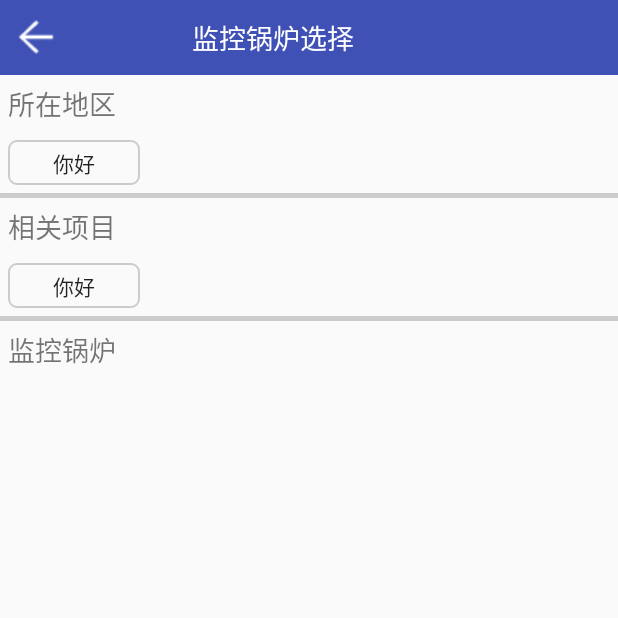
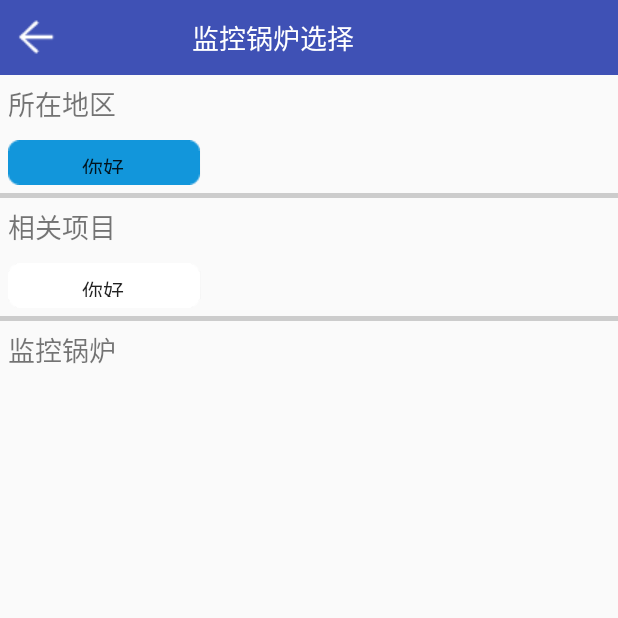
Before and after one commit to wangchaohu/IntelligentBoiler, an Android app: the SelectDemonstrateActivity screen opened directly, with no data from a screen before it, after a tap on "你好", on a phone screen of 412 x 824 dp, the top half of it. Run offline under Robolectric (Android 15) with nearby library versions, the phone set to English and light mode, and no system bars.

Commit message:
点击之后背景颜色改变

```diff
--- a/app/src/main/java/com/lapsen/intelligentboiler/presenter/SelectDemonstratePresenter.java
+++ b/app/src/main/java/com/lapsen/intelligentboiler/presenter/SelectDemonstratePresenter.java
@@ -30,6 +30,8 @@ public class SelectDemonstratePresenter {
             @Override
             public void onClick(View v) {
                 showProject();
+                v.setBackgroundResource(R.drawable.selected);
+                v.setClickable(false);
             }
         });
         selectDemonstrateView.showPlace(view);
@@ -41,6 +43,8 @@ public class SelectDemonstratePresenter {
             @Override
             public void onClick(View v) {
                 showMonitorBoiler();
+                v.setClickable(false);
+                v.setBackgroundResource(R.drawable.selected);
             }
         });
         selectDemonstrateView.showProject(view);
@@ -48,6 +52,13 @@ public class SelectDemonstratePresenter {
 
     private void showMonitorBoiler(){
         View view = addButton();
+        view.setOnClickListener(new View.OnClickListener() {
+            @Override
+            public void onClick(View v) {
+               //点击项目之后，跳转到主Activity
+                v.setBackgroundResource(R.drawable.selected);
+            }
+        });
         selectDemonstrateView.showMonitorBoiler(view);
     }
 
@@ -58,7 +69,7 @@ public class SelectDemonstratePresenter {
         LinearLayout.LayoutParams params = new LinearLayout.LayoutParams(ViewGroup.LayoutParams.WRAP_CONTENT, ViewGroup.LayoutParams.WRAP_CONTENT);
         button.setPadding(6, 0, 6, 0);
         button.setText("你好");
-        button.setBackgroundResource(R.drawable.selector_button);
+        button.setBackgroundResource(R.drawable.unselected);
         button.setLayoutParams(params);
         return button;
     }
--- a/app/src/main/res/drawable/arc_button.xml
+++ /dev/null
@@ -1,20 +0,0 @@
-<?xml version="1.0" encoding="utf-8"?>
-<shape
-    xmlns:android="http://schemas.android.com/apk/res/android"
-    android:shape="rectangle">
-
-    <corners android:radius="5dip"/>
-
-    <padding
-        android:top="5dp"
-        android:left="10dp"
-        android:bottom="5dp"
-        android:right="10dp"
-        />
-
-    <stroke
-        android:width="2px"
-        android:color="#ccc"
-        android:dashWidth="0dp"
-        />
-</shape>
--- a/app/src/main/res/drawable/arc_button_pressed.xml
+++ /dev/null
@@ -1,20 +0,0 @@
-<?xml version="1.0" encoding="utf-8"?>
-<shape
-    xmlns:android="http://schemas.android.com/apk/res/android"
-    android:shape="rectangle">
-    <solid android:color="@color/colorPrimary"/>
-    <corners android:radius="5dip"/>
-
-    <padding
-        android:top="5dp"
-        android:left="10dp"
-        android:bottom="5dp"
-        android:right="10dp"
-        />
-
-    <stroke
-        android:width="2px"
-        android:color="#ccc"
-        android:dashWidth="0dp"
-        />
-</shape>
--- a/app/src/main/res/drawable/selector_button.xml
+++ b/app/src/main/res/drawable/selector_button.xml
@@ -1,5 +1,7 @@
 <?xml version="1.0" encoding="utf-8"?>
 <selector xmlns:android="http://schemas.android.com/apk/res/android">
-    <item android:state_pressed="false" android:drawable="@drawable/arc_button"/>
-    <item android:state_pressed="true" android:drawable="@drawable/arc_button_pressed"/>
+    <item android:state_pressed="false" android:drawable="@drawable/unselected"/>
+    <!--<item android:state_pressed="true" android:drawable="@drawable/selected"/>-->
+    <!--<item android:state_selected="true" android:drawable="@drawable/selected"/>-->
+    <item android:state_activated="true" android:drawable="@drawable/selected"/>
 </selector>
```
Also changed, not shown: app/src/main/res/drawable/selected.9.png (added), app/src/main/res/drawable/unselected.9.png (added).
